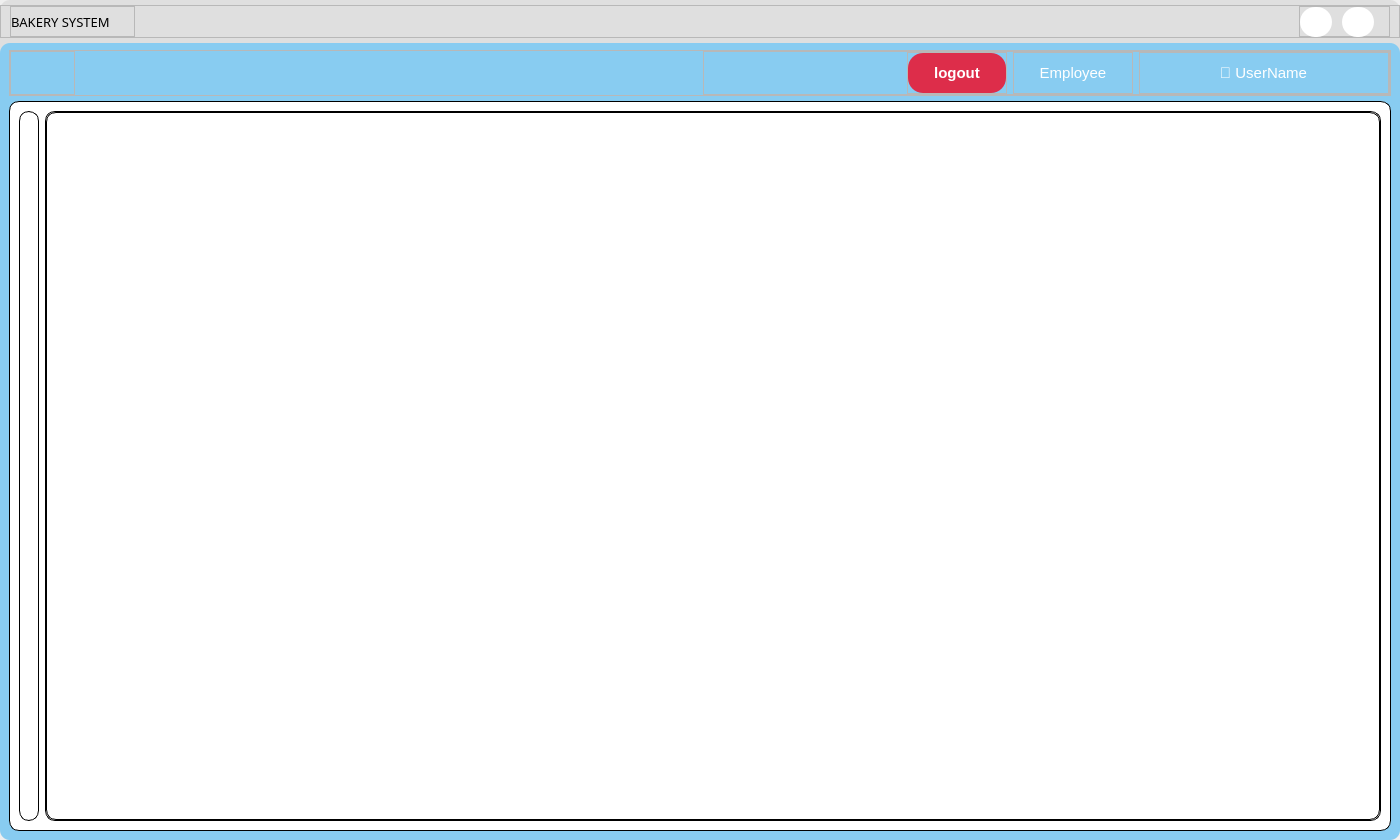
The window that UI/forms/employee/employee_main_screen.ui (yuukun123/bakery-management-system) describes before a commit, drawn with Qt 5.
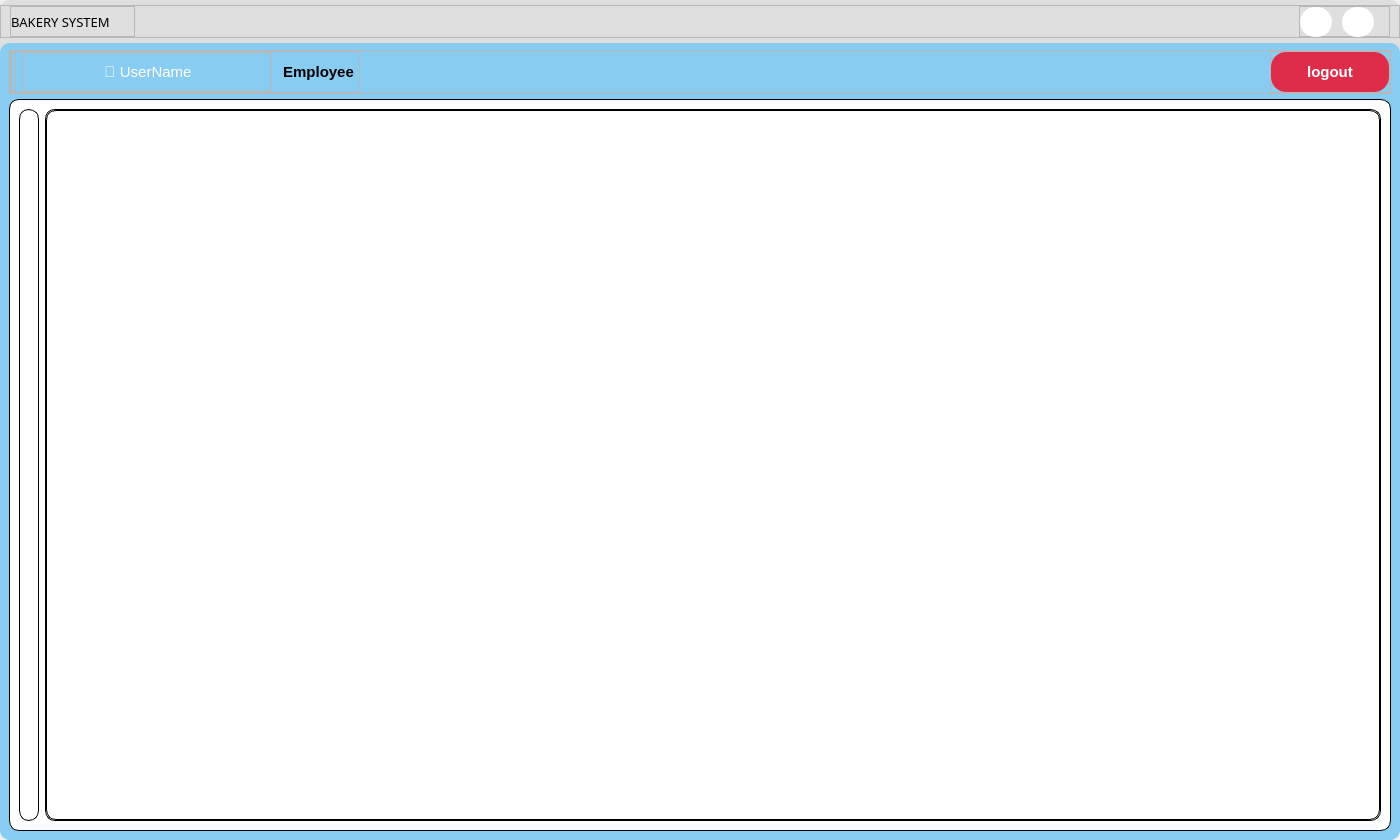
The same window after the commit. Icons and pictures are not drawn.

```diff
--- a/UI/forms/employee/employee_main_screen.ui
+++ b/UI/forms/employee/employee_main_screen.ui
@@ -306,6 +306,167 @@
               <number>0</number>
              </property>
              <item alignment="Qt::AlignLeft">
+              <widget class="QFrame" name="frame_9">
+               <property name="minimumSize">
+                <size>
+                 <width>350</width>
+                 <height>0</height>
+                </size>
+               </property>
+               <property name="maximumSize">
+                <size>
+                 <width>16777215</width>
+                 <height>16777215</height>
+                </size>
+               </property>
+               <property name="frameShape">
+                <enum>QFrame::StyledPanel</enum>
+               </property>
+               <property name="frameShadow">
+                <enum>QFrame::Raised</enum>
+               </property>
+               <layout class="QHBoxLayout" name="horizontalLayout_3">
+                <property name="leftMargin">
+                 <number>0</number>
+                </property>
+                <property name="topMargin">
+                 <number>0</number>
+                </property>
+                <property name="rightMargin">
+                 <number>0</number>
+                </property>
+                <property name="bottomMargin">
+                 <number>0</number>
+                </property>
+                <item>
+                 <widget class="QFrame" name="frame_7">
+                  <property name="maximumSize">
+                   <size>
+                    <width>105</width>
+                    <height>16777215</height>
+                   </size>
+                  </property>
+                  <property name="font">
+                   <font>
+                    <weight>75</weight>
+                    <bold>true</bold>
+                   </font>
+                  </property>
+                  <property name="frameShape">
+                   <enum>QFrame::StyledPanel</enum>
+                  </property>
+                  <property name="frameShadow">
+                   <enum>QFrame::Raised</enum>
+                  </property>
+                  <layout class="QVBoxLayout" name="verticalLayout_5" stretch="">
+                   <property name="leftMargin">
+                    <number>0</number>
+                   </property>
+                   <property name="topMargin">
+                    <number>0</number>
+                   </property>
+                   <property name="rightMargin">
+                    <number>0</number>
+                   </property>
+                   <property name="bottomMargin">
+                    <number>0</number>
+                   </property>
+                  </layout>
+                 </widget>
+                </item>
+                <item>
+                 <widget class="QFrame" name="frame">
+                  <property name="maximumSize">
+                   <size>
+                    <width>250</width>
+                    <height>16777215</height>
+                   </size>
+                  </property>
+                  <property name="frameShape">
+                   <enum>QFrame::StyledPanel</enum>
+                  </property>
+                  <property name="frameShadow">
+                   <enum>QFrame::Raised</enum>
+                  </property>
+                  <layout class="QVBoxLayout" name="verticalLayout_4">
+                   <property name="leftMargin">
+                    <number>0</number>
+                   </property>
+                   <property name="topMargin">
+                    <number>0</number>
+                   </property>
+                   <property name="rightMargin">
+                    <number>0</number>
+                   </property>
+                   <property name="bottomMargin">
+                    <number>0</number>
+                   </property>
+                   <item alignment="Qt::AlignLeft">
+                    <widget class="QLabel" name="username_label">
+                     <property name="minimumSize">
+                      <size>
+                       <width>250</width>
+                       <height>0</height>
+                      </size>
+                     </property>
+                     <property name="maximumSize">
+                      <size>
+                       <width>250</width>
+                       <height>16777215</height>
+                      </size>
+                     </property>
+                     <property name="font">
+                      <font>
+                       <pointsize>11</pointsize>
+                      </font>
+                     </property>
+                     <property name="styleSheet">
+                      <string notr="true">/*background-color: rgb(184, 184, 184); */
+color: rgb(255, 255, 255);
+padding:10px 5px;</string>
+                     </property>
+                     <property name="text">
+                      <string>👤 UserName</string>
+                     </property>
+                     <property name="alignment">
+                      <set>Qt::AlignCenter</set>
+                     </property>
+                     <property name="wordWrap">
+                      <bool>true</bool>
+                     </property>
+                     <property name="margin">
+                      <number>0</number>
+                     </property>
+                    </widget>
+                   </item>
+                  </layout>
+                 </widget>
+                </item>
+                <item>
+                 <widget class="QLabel" name="role_label">
+                  <property name="font">
+                   <font>
+                    <pointsize>11</pointsize>
+                    <weight>75</weight>
+                    <bold>true</bold>
+                   </font>
+                  </property>
+                  <property name="styleSheet">
+                   <string notr="true">color: rgb(0, 0, 0);
+padding:10px 5px;</string>
+                  </property>
+                  <property name="text">
+                   <string>Employee</string>
+                  </property>
+                  <property name="alignment">
+                   <set>Qt::AlignCenter</set>
+                  </property>
+                 </widget>
+                </item>
+               </layout>
+              </widget>
+             </item>
+             <item alignment="Qt::AlignRight">
               <widget class="QFrame" name="frame_5">
                <property name="sizePolicy">
                 <sizepolicy hsizetype="Expanding" vsizetype="Preferred">
@@ -315,7 +476,7 @@
                </property>
                <property name="minimumSize">
                 <size>
-                 <width>65</width>
+                 <width>120</width>
                  <height>0</height>
                 </size>
                </property>
@@ -342,109 +503,28 @@
                  <number>0</number>
                 </property>
                 <item>
-                 <widget class="QPushButton" name="go_back">
+                 <widget class="QPushButton" name="logout">
                   <property name="minimumSize">
                    <size>
-                    <width>30</width>
-                    <height>30</height>
+                    <width>0</width>
+                    <height>40</height>
                    </size>
                   </property>
+                  <property name="maximumSize">
+                   <size>
+                    <width>16777215</width>
+                    <height>16777215</height>
+                   </size>
+                  </property>
+                  <property name="font">
+                   <font>
+                    <pointsize>11</pointsize>
+                    <weight>75</weight>
+                    <bold>true</bold>
+                   </font>
+                  </property>
                   <property name="styleSheet">
-                   <string notr="true">#go_back{
-	border-radius: 15px;
-	/* background-color: rgb(229, 229, 229); */
-}
-
-#go_back:hover{
-	background-color: rgb(197, 197, 197);
-}</string>
-                  </property>
-                  <property name="text">
-                   <string/>
-                  </property>
-                  <property name="icon">
-                   <iconset>
-                    <normaloff>../icons/arrow-left.svg</normaloff>../icons/arrow-left.svg</iconset>
-                  </property>
-                  <property name="shortcut">
-                   <string/>
-                  </property>
-                 </widget>
-                </item>
-               </layout>
-              </widget>
-             </item>
-             <item>
-              <widget class="QFrame" name="frame_9">
-               <property name="frameShape">
-                <enum>QFrame::StyledPanel</enum>
-               </property>
-               <property name="frameShadow">
-                <enum>QFrame::Raised</enum>
-               </property>
-               <layout class="QHBoxLayout" name="horizontalLayout_3">
-                <property name="leftMargin">
-                 <number>0</number>
-                </property>
-                <property name="topMargin">
-                 <number>0</number>
-                </property>
-                <property name="rightMargin">
-                 <number>0</number>
-                </property>
-                <property name="bottomMargin">
-                 <number>0</number>
-                </property>
-                <item alignment="Qt::AlignRight">
-                 <widget class="QFrame" name="frame_6">
-                  <property name="minimumSize">
-                   <size>
-                    <width>100</width>
-                    <height>0</height>
-                   </size>
-                  </property>
-                  <property name="frameShape">
-                   <enum>QFrame::StyledPanel</enum>
-                  </property>
-                  <property name="frameShadow">
-                   <enum>QFrame::Raised</enum>
-                  </property>
-                  <layout class="QVBoxLayout" name="verticalLayout_6">
-                   <property name="leftMargin">
-                    <number>0</number>
-                   </property>
-                   <property name="topMargin">
-                    <number>0</number>
-                   </property>
-                   <property name="rightMargin">
-                    <number>0</number>
-                   </property>
-                   <property name="bottomMargin">
-                    <number>0</number>
-                   </property>
-                   <item>
-                    <widget class="QPushButton" name="logout">
-                     <property name="minimumSize">
-                      <size>
-                       <width>0</width>
-                       <height>40</height>
-                      </size>
-                     </property>
-                     <property name="maximumSize">
-                      <size>
-                       <width>100</width>
-                       <height>16777215</height>
-                      </size>
-                     </property>
-                     <property name="font">
-                      <font>
-                       <pointsize>11</pointsize>
-                       <weight>75</weight>
-                       <bold>true</bold>
-                      </font>
-                     </property>
-                     <property name="styleSheet">
-                      <string notr="true">#logout{
+                   <string notr="true">#logout{
 background-color: #dd2d4a;
 border: none;
 border-radius: 15px;
@@ -455,136 +535,16 @@
 	
 	background-color: rgb(161, 161, 161);
 }</string>
-                     </property>
-                     <property name="text">
-                      <string>logout</string>
-                     </property>
-                     <property name="autoRepeat">
-                      <bool>true</bool>
-                     </property>
-                     <property name="autoDefault">
-                      <bool>false</bool>
-                     </property>
-                    </widget>
-                   </item>
-                  </layout>
-                 </widget>
-                </item>
-                <item>
-                 <widget class="QFrame" name="frame_7">
-                  <property name="maximumSize">
-                   <size>
-                    <width>120</width>
-                    <height>16777215</height>
-                   </size>
                   </property>
-                  <property name="frameShape">
-                   <enum>QFrame::StyledPanel</enum>
+                  <property name="text">
+                   <string>logout</string>
                   </property>
-                  <property name="frameShadow">
-                   <enum>QFrame::Raised</enum>
+                  <property name="autoRepeat">
+                   <bool>true</bool>
                   </property>
-                  <layout class="QVBoxLayout" name="verticalLayout_5" stretch="0">
-                   <property name="leftMargin">
-                    <number>0</number>
-                   </property>
-                   <property name="topMargin">
-                    <number>0</number>
-                   </property>
-                   <property name="rightMargin">
-                    <number>0</number>
-                   </property>
-                   <property name="bottomMargin">
-                    <number>0</number>
-                   </property>
-                   <item>
-                    <widget class="QLabel" name="role_label">
-                     <property name="font">
-                      <font>
-                       <pointsize>11</pointsize>
-                      </font>
-                     </property>
-                     <property name="styleSheet">
-                      <string notr="true">color: rgb(255, 255, 255);
-padding:10px 5px;</string>
-                     </property>
-                     <property name="text">
-                      <string>Employee</string>
-                     </property>
-                     <property name="alignment">
-                      <set>Qt::AlignCenter</set>
-                     </property>
-                    </widget>
-                   </item>
-                  </layout>
-                 </widget>
-                </item>
-                <item>
-                 <widget class="QFrame" name="frame">
-                  <property name="maximumSize">
-                   <size>
-                    <width>250</width>
-                    <height>16777215</height>
-                   </size>
+                  <property name="autoDefault">
+                   <bool>false</bool>
                   </property>
-                  <property name="frameShape">
-                   <enum>QFrame::StyledPanel</enum>
-                  </property>
-                  <property name="frameShadow">
-                   <enum>QFrame::Raised</enum>
-                  </property>
-                  <layout class="QVBoxLayout" name="verticalLayout_4">
-                   <property name="leftMargin">
-                    <number>0</number>
-                   </property>
-                   <property name="topMargin">
-                    <number>0</number>
-                   </property>
-                   <property name="rightMargin">
-                    <number>0</number>
-                   </property>
-                   <property name="bottomMargin">
-                    <number>0</number>
-                   </property>
-                   <item alignment="Qt::AlignHCenter">
-                    <widget class="QLabel" name="username_label">
-                     <property name="minimumSize">
-                      <size>
-                       <width>215</width>
-                       <height>0</height>
-                      </size>
-                     </property>
-                     <property name="maximumSize">
-                      <size>
-                       <width>300</width>
-                       <height>16777215</height>
-                      </size>
-                     </property>
-                     <property name="font">
-                      <font>
-                       <pointsize>11</pointsize>
-                      </font>
-                     </property>
-                     <property name="styleSheet">
-                      <string notr="true">/*background-color: rgb(184, 184, 184); */
-color: rgb(255, 255, 255);
-padding:10px 5px;</string>
-                     </property>
-                     <property name="text">
-                      <string>👤 UserName</string>
-                     </property>
-                     <property name="alignment">
-                      <set>Qt::AlignCenter</set>
-                     </property>
-                     <property name="wordWrap">
-                      <bool>true</bool>
-                     </property>
-                     <property name="margin">
-                      <number>0</number>
-                     </property>
-                    </widget>
-                   </item>
-                  </layout>
                  </widget>
                 </item>
                </layout>
@@ -637,6 +597,12 @@
              </item>
              <item>
               <widget class="QStackedWidget" name="stackedWidget">
+               <property name="frameShadow">
+                <enum>QFrame::Raised</enum>
+               </property>
+               <property name="lineWidth">
+                <number>0</number>
+               </property>
                <widget class="QWidget" name="page"/>
                <widget class="QWidget" name="page_2"/>
               </widget>
```
